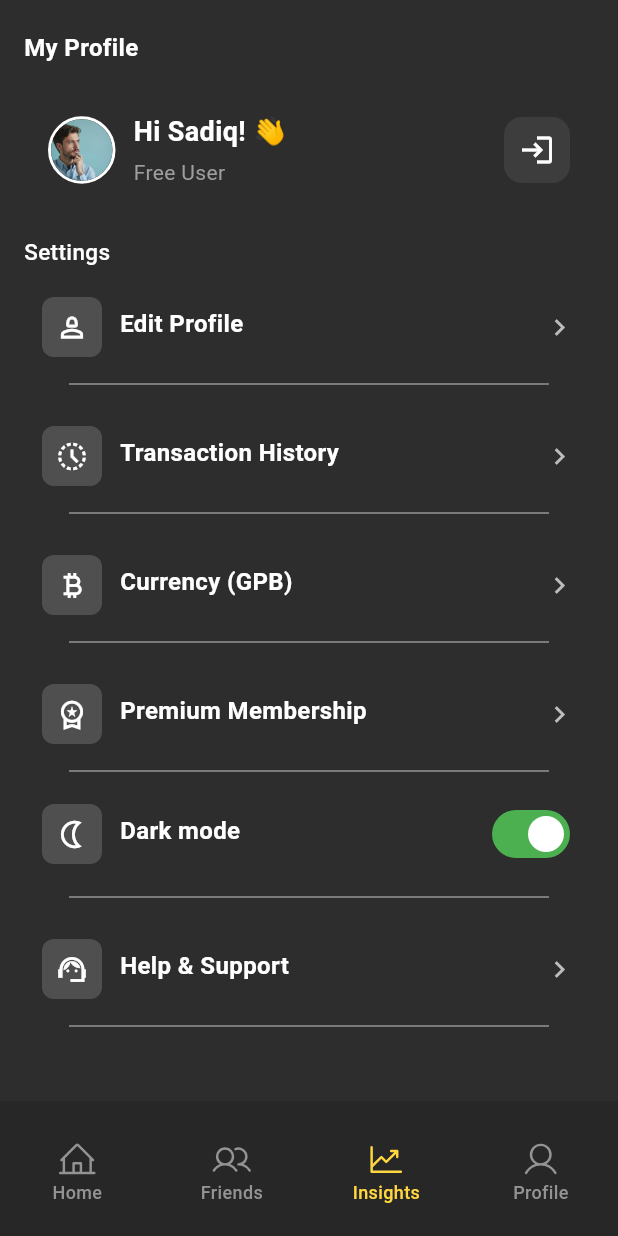
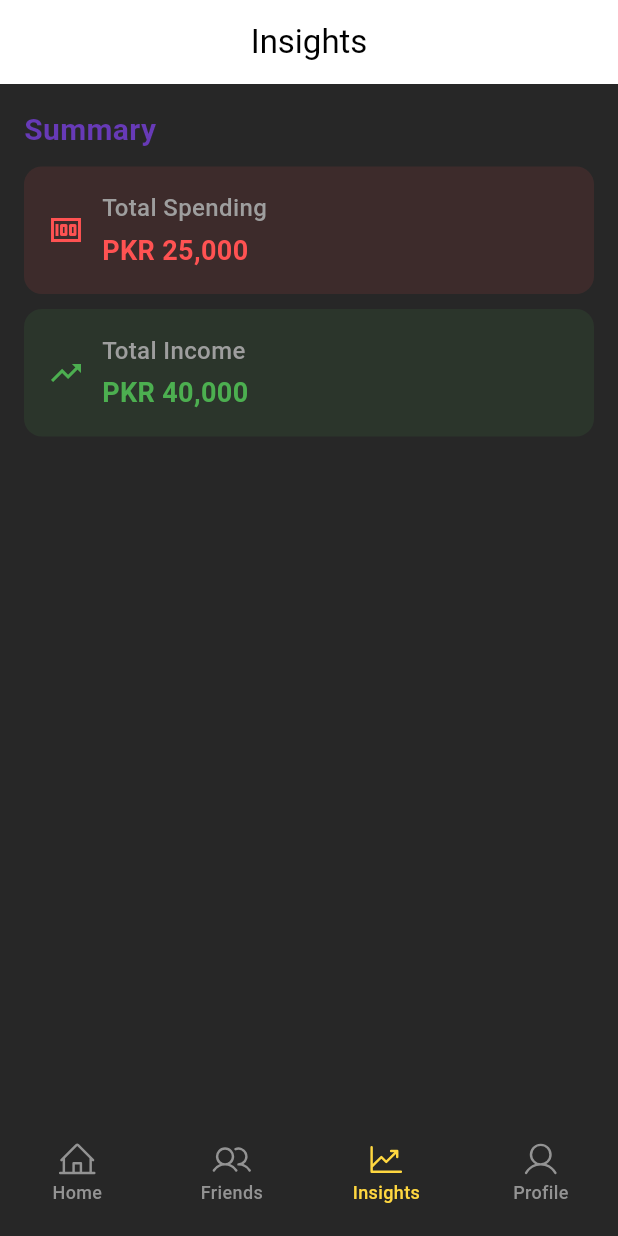
Before and after one commit to Sadiq1180/Money-Split-Wise-App, a Flutter app: the MainScreen screen opened by its route, item 3 of the bottom bar chosen, on a phone screen of 412 x 824 dp. Run offline on Flutter 3.47's test engine with Material 3 defaults, Android fonts, the phone set to English and light mode, and no system bars; drawn by our look-alikes of loader_overlay; our stand-ins replace connectivity_plus, dio, flutter_riverpod, flutter_svg, get_it, go_router and 1 more; missing offline and left inert: template_expressions; accounts and stored records are empty; Roboto replaces fonts that are missing (WorkSans).

Commit message:
added dummy insight screen

```diff
--- a/lib/presentation/views/screens/main_screens/add_expenses/add_bill.dart
+++ b/lib/presentation/views/screens/main_screens/add_expenses/add_bill.dart
@@ -18,6 +18,8 @@ class _AddBillState extends State<AddBill> {
   final TextEditingController _dateAndController = TextEditingController();
   final TextEditingController _notesController = TextEditingController();
   final TextEditingController _amountController = TextEditingController();
+  final TextEditingController _descController = TextEditingController();
+  final TextEditingController _priceController = TextEditingController();
 
   @override
   void dispose() {
@@ -68,6 +70,7 @@ class _AddBillState extends State<AddBill> {
                     groupName: "Group Name",
                     groupImage: Icon(Icons.group, color: Colors.grey[300]),
                   ),
+                  20.spaceY,
                 ],
               ),
             ),
--- /dev/null
+++ b/lib/presentation/views/screens/main_screens/insight_screen/insight_screen.dart
@@ -0,0 +1,93 @@
+import 'package:flutter/material.dart';
+import 'package:project_core/shared/constants/app_colors.dart';
+
+class InsightScreen extends StatelessWidget {
+  static const String routeName = "InsightScreen";
+
+  const InsightScreen({super.key});
+
+  @override
+  Widget build(BuildContext context) {
+    return Scaffold(
+      backgroundColor: AppColors.dark,
+      appBar: AppBar(title: const Text('Insights'), centerTitle: true),
+      body: Padding(
+        padding: const EdgeInsets.all(16.0),
+        child: Column(
+          crossAxisAlignment: CrossAxisAlignment.start,
+          children: [
+            _buildSectionTitle('Summary'),
+            const SizedBox(height: 10),
+            _buildSummaryCard(
+              title: 'Total Spending',
+              value: 'PKR 25,000',
+              icon: Icons.money_outlined,
+              color: Colors.redAccent,
+            ),
+            const SizedBox(height: 10),
+            _buildSummaryCard(
+              title: 'Total Income',
+              value: 'PKR 40,000',
+              icon: Icons.trending_up,
+              color: Colors.green,
+            ),
+            const SizedBox(height: 20),
+          ],
+        ),
+      ),
+    );
+  }
+
+  Widget _buildSectionTitle(String title) {
+    return Text(
+      title,
+      style: const TextStyle(
+        fontSize: 20,
+        fontWeight: FontWeight.bold,
+        color: Colors.deepPurple,
+      ),
+    );
+  }
+
+  Widget _buildSummaryCard({
+    required String title,
+    required String value,
+    required IconData icon,
+    required Color color,
+  }) {
+    return Container(
+      padding: const EdgeInsets.all(16),
+      decoration: BoxDecoration(
+        color: color.withOpacity(0.1),
+        borderRadius: BorderRadius.circular(12),
+      ),
+      child: Row(
+        children: [
+          Icon(icon, color: color),
+          const SizedBox(width: 12),
+          Column(
+            crossAxisAlignment: CrossAxisAlignment.start,
+            children: [
+              Text(
+                title,
+                style: const TextStyle(
+                  fontSize: 16,
+                  fontWeight: FontWeight.w500,
+                ),
+              ),
+              const SizedBox(height: 4),
+              Text(
+                value,
+                style: TextStyle(
+                  fontSize: 18,
+                  fontWeight: FontWeight.bold,
+                  color: color,
+                ),
+              ),
+            ],
+          ),
+        ],
+      ),
+    );
+  }
+}
--- a/lib/presentation/views/screens/main_screens/main_screen.dart
+++ b/lib/presentation/views/screens/main_screens/main_screen.dart
@@ -2,6 +2,7 @@ import 'package:flutter/material.dart';
 import 'package:flutter_riverpod/flutter_riverpod.dart';
 import 'package:project_core/presentation/views/screens/main_screens/friends_group/friends_group.dart';
 import 'package:project_core/presentation/views/screens/main_screens/home_screen/home_page.dart';
+import 'package:project_core/presentation/views/screens/main_screens/insight_screen/insight_screen.dart';
 import 'package:project_core/presentation/views/screens/main_screens/profile/user_profile.dart';
 import 'package:project_core/presentation/widgets/custom_bottom_navigation.dart';
 
@@ -21,7 +22,7 @@ class _MainScreenState extends ConsumerState<MainScreen> {
   List<Widget> screens = [
     HomePage(),
     FriendsAndGroup(),
-    // InsightsScreen(),
+    InsightScreen(),
     UserProfile(),
   ];
 
--- a/lib/shared/navigation/route_generator.dart
+++ b/lib/shared/navigation/route_generator.dart
@@ -2,6 +2,7 @@ import 'package:flutter/material.dart';
 import 'package:go_router/go_router.dart';
 import 'package:project_core/presentation/views/screens/main_screens/friends_group/friends_group.dart';
 import 'package:project_core/presentation/views/screens/main_screens/add_expenses/add_bill.dart';
+import 'package:project_core/presentation/views/screens/main_screens/insight_screen/insight_screen.dart';
 import 'package:project_core/presentation/views/screens/main_screens/login_screen/login_screen.dart';
 import 'package:project_core/presentation/views/screens/main_screens/notifications/notifications.dart';
 import 'package:project_core/presentation/views/screens/main_screens/profile/settings/edit_profile.dart';
@@ -80,6 +81,11 @@ final router = GoRouter(
       path: '/${EditProfile.routeName}',
       builder: (context, state) => const EditProfile(),
     ),
+    GoRoute(
+      name: InsightScreen.routeName,
+      path: '/${InsightScreen.routeName}',
+      builder: (context, state) => const InsightScreen(),
+    ),
   ],
 );
 
```
